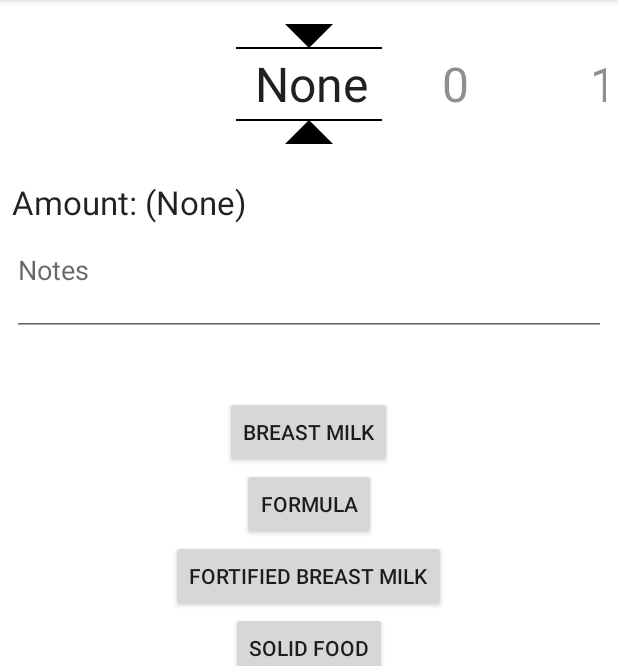
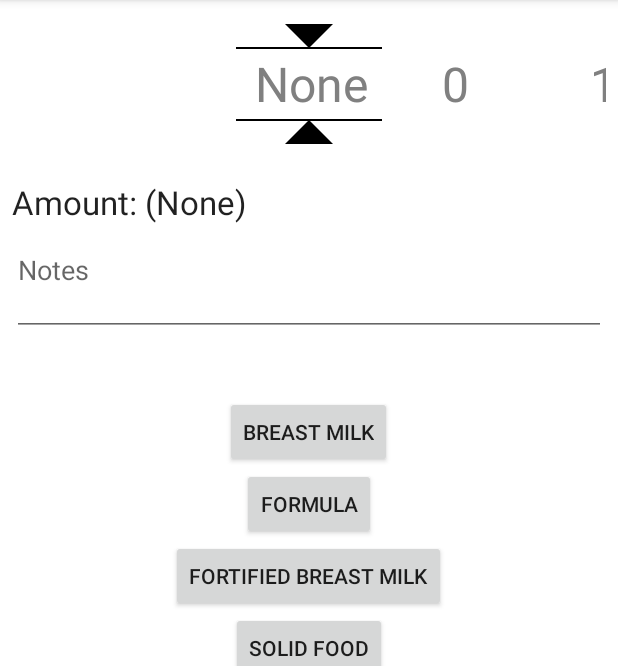
Before and after one commit to babybuddy/babybuddy-for-android, an Android app: the FeedingFragment screen opened through its navigation route, on a phone screen of 412 x 824 dp, the part 84-750 px from its top. Run offline under Robolectric (Android 15) with nearby library versions, the phone set to English and light mode, and no system bars; pictures from the network do not load; 2 statements that could not run were skipped.

Commit message:
Experimental changes to get horizontal number picker to support night mode

```diff
--- a/app/src/main/java/eu/pkgsoftware/babybuddywidgets/widgets/HorizontalNumberPicker.java
+++ b/app/src/main/java/eu/pkgsoftware/babybuddywidgets/widgets/HorizontalNumberPicker.java
@@ -85,6 +85,17 @@ public class HorizontalNumberPicker extends View {
         );
         textSize = (int) a.getDimension(R.styleable.HorizontalNumberPicker_textSize, 64);
         zeroOnValues = (boolean) a.getBoolean(R.styleable.HorizontalNumberPicker_zeroOnValues, true);
+
+        int c;
+
+        c = a.getColor(R.styleable.HorizontalNumberPicker_colorPrimary, Color.parseColor("#000000"));
+        BLACK_FILL.setColor(c);
+        BLACK_STROKE.setColor(c);
+
+        c = a.getColor(R.styleable.HorizontalNumberPicker_colorSecondary, Color.parseColor("#202020"));
+        VALUE_PAINT.setColor(c);
+        BG_VALUE_PAINT.setColor(c);
+
         a.recycle();
     }
 
@@ -95,18 +106,11 @@ public class HorizontalNumberPicker extends View {
     private final Path trianglePath = new Path();
 
     {
-        BLACK_STROKE.setColor(Color.parseColor("#000000"));
         BLACK_STROKE.setStyle(Paint.Style.STROKE);
         BLACK_STROKE.setStrokeCap(Paint.Cap.SQUARE);
 
-        BLACK_FILL.setColor(Color.parseColor("#000000"));
         BLACK_FILL.setStyle(Paint.Style.FILL);
         BLACK_FILL.setStrokeCap(Paint.Cap.SQUARE);
-
-        VALUE_PAINT.setColor(Color.parseColor("#202020"));
-
-        BG_VALUE_PAINT.setColor(Color.parseColor("#202020"));
-        BG_VALUE_PAINT.setAlpha(128);
 
         trianglePath.reset();
         trianglePath.moveTo(0.0f, 0.0f);
--- a/app/src/main/res/layout/feeding_fragment.xml
+++ b/app/src/main/res/layout/feeding_fragment.xml
@@ -13,6 +13,8 @@
         android:layout_marginEnd="16dp"
         android:layout_marginStart="16dp"
         android:visibility="visible"
+        app:colorPrimary="@android:color/primary_text_light"
+        app:colorSecondary="@android:color/tertiary_text_light"
         app:layout_constraintEnd_toEndOf="parent"
         app:layout_constraintStart_toStartOf="parent"
         app:layout_constraintTop_toTopOf="parent"
--- a/app/src/main/res/values/attrs.xml
+++ b/app/src/main/res/values/attrs.xml
@@ -7,5 +7,7 @@
     <declare-styleable name="HorizontalNumberPicker">
         <attr name="textSize" format="dimension" />
         <attr name="zeroOnValues" format="boolean">true</attr>
+        <attr name="colorPrimary" format="color">"#000000"</attr>
+        <attr name="colorSecondary" format="color">"#202020"</attr>
     </declare-styleable>
 </resources>
```
